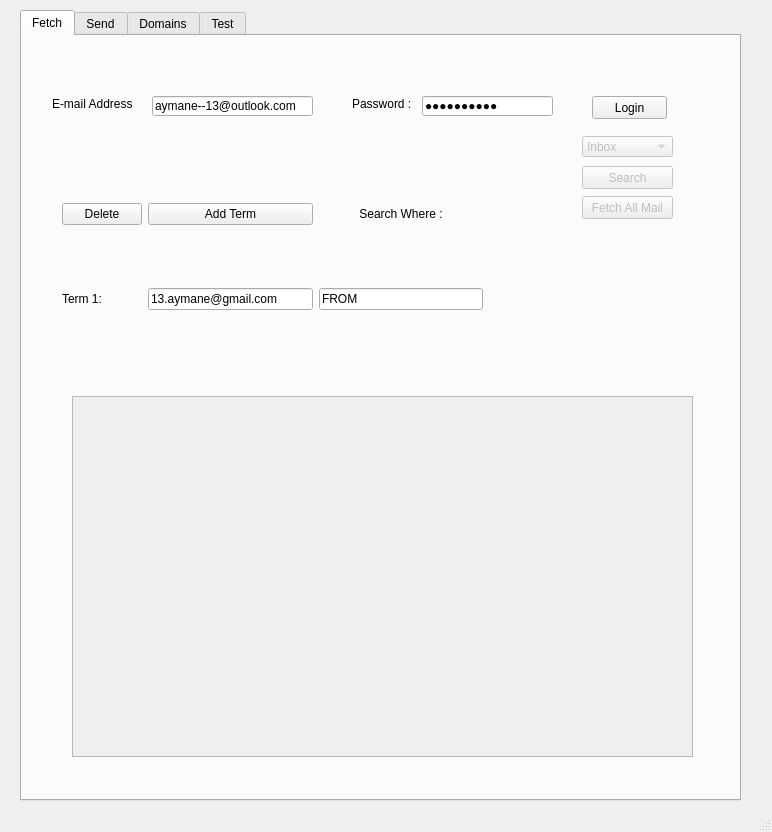
Old version of the form mail2.ui in the repository 13-aymane/py-mail.
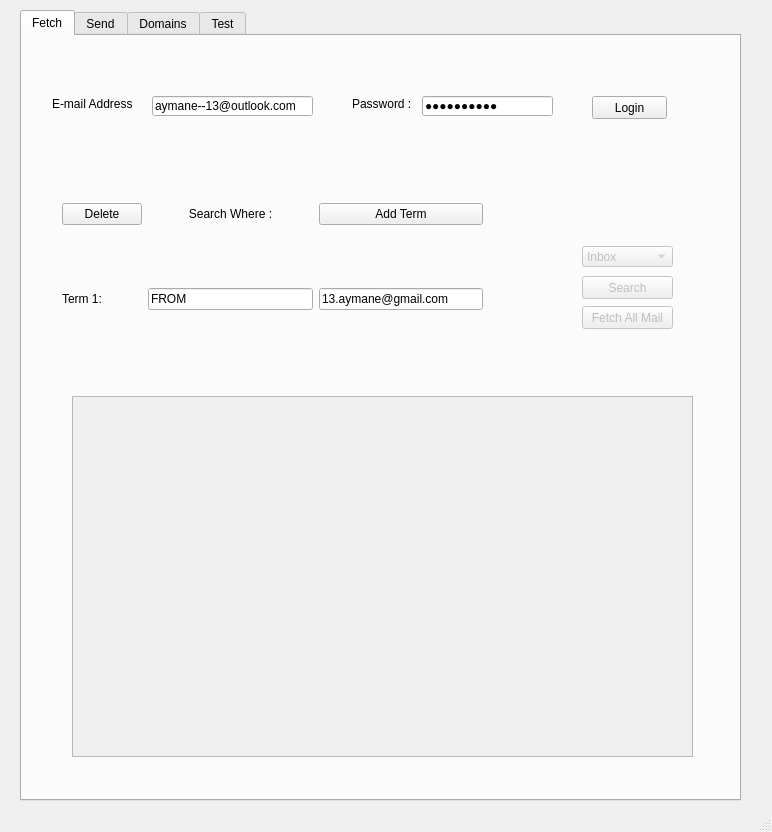
New version of the form.

What changed in the file:
```diff
--- a/mail2.ui
+++ b/mail2.ui
@@ -37,7 +37,7 @@
       <property name="geometry">
        <rect>
         <x>560</x>
-        <y>160</y>
+        <y>270</y>
         <width>91</width>
         <height>23</height>
        </rect>
@@ -66,7 +66,7 @@
       <property name="geometry">
        <rect>
         <x>560</x>
-        <y>100</y>
+        <y>210</y>
         <width>91</width>
         <height>21</height>
        </rect>
@@ -157,7 +157,7 @@
       <property name="geometry">
        <rect>
         <x>560</x>
-        <y>130</y>
+        <y>240</y>
         <width>91</width>
         <height>23</height>
        </rect>
@@ -179,13 +179,10 @@
        <property name="sizeConstraint">
         <enum>QLayout::SetNoConstraint</enum>
        </property>
-       <item row="0" column="1">
-        <widget class="QPushButton" name="add_termButton">
-         <property name="enabled">
-          <bool>true</bool>
-         </property>
+       <item row="1" column="0">
+        <widget class="QLabel" name="label_email_3">
          <property name="text">
-          <string>Add Term</string>
+          <string>Term 1:</string>
          </property>
         </widget>
        </item>
@@ -196,7 +193,17 @@
          </property>
         </widget>
        </item>
-       <item row="0" column="2">
+       <item row="1" column="1">
+        <widget class="QLineEdit" name="whereForm">
+         <property name="enabled">
+          <bool>true</bool>
+         </property>
+         <property name="text">
+          <string>FROM</string>
+         </property>
+        </widget>
+       </item>
+       <item row="0" column="1">
         <widget class="QLabel" name="label_email_2">
          <property name="text">
           <string>Search Where :</string>
@@ -206,14 +213,17 @@
          </property>
         </widget>
        </item>
-       <item row="1" column="0">
-        <widget class="QLabel" name="label_email_3">
+       <item row="0" column="2">
+        <widget class="QPushButton" name="add_termButton">
+         <property name="enabled">
+          <bool>true</bool>
+         </property>
          <property name="text">
-          <string>Term 1:</string>
+          <string>Add Term</string>
          </property>
         </widget>
        </item>
-       <item row="1" column="1">
+       <item row="1" column="2">
         <widget class="QLineEdit" name="termForm">
          <property name="enabled">
           <bool>true</bool>
@@ -223,16 +233,6 @@
          </property>
         </widget>
        </item>
-       <item row="1" column="2">
-        <widget class="QLineEdit" name="whereForm">
-         <property name="enabled">
-          <bool>true</bool>
-         </property>
-         <property name="text">
-          <string>FROM</string>
-         </property>
-        </widget>
-       </item>
       </layout>
      </widget>
     </widget>
```
